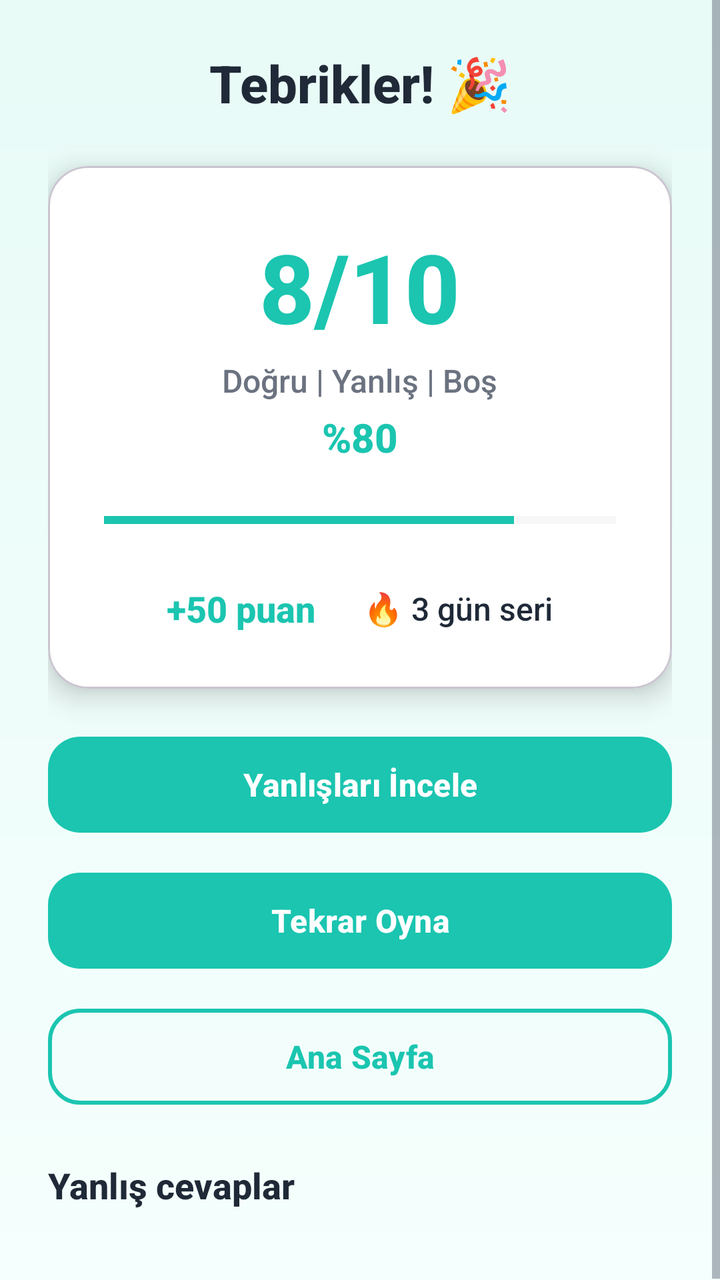
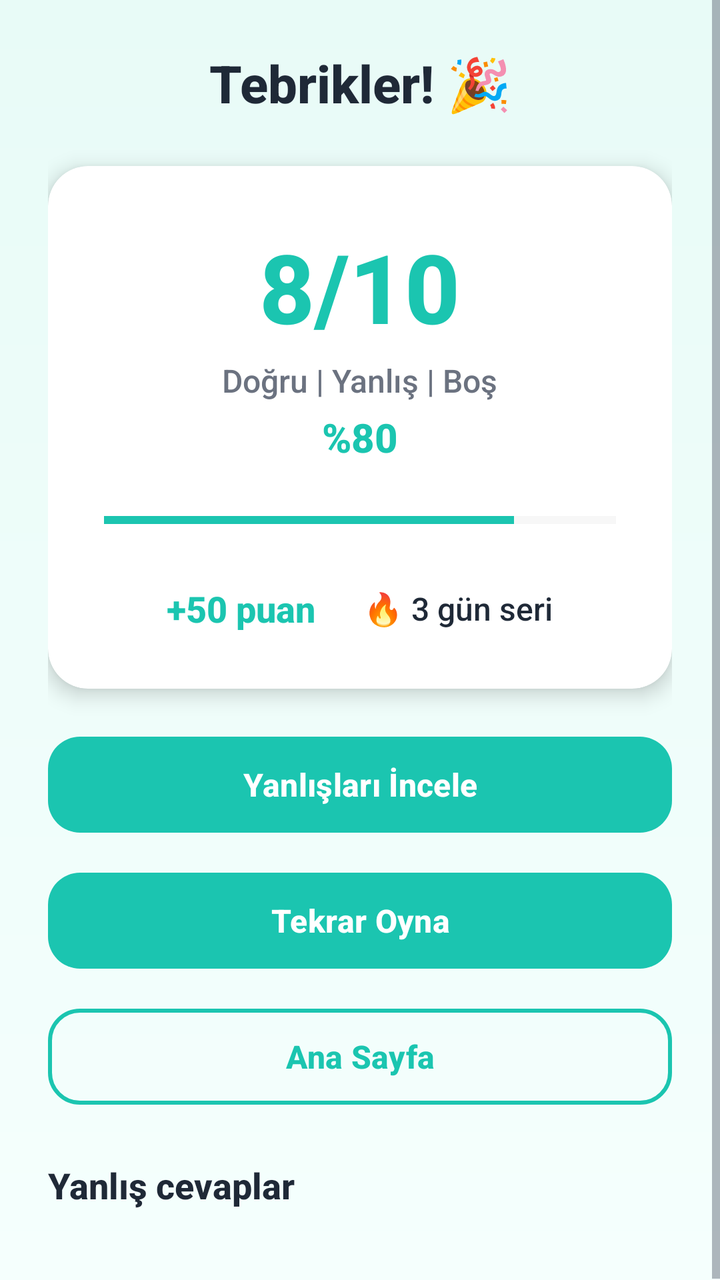

Two renders of the same Android screen: before a commit and after it. Below are the layout's source before the change and the commit's diff.
<!-- AndroidManifest.xml: application theme Theme.BrainBuddy -->
<!-- res/layout/activity_quiz_result.xml -->
<?xml version="1.0" encoding="utf-8"?>
<ScrollView xmlns:android="http://schemas.android.com/apk/res/android"
    xmlns:app="http://schemas.android.com/apk/res-auto"
    android:layout_width="match_parent"
    android:layout_height="match_parent"
    android:background="@drawable/bg_gradient"
    android:fillViewport="true">

    <LinearLayout
        android:layout_width="match_parent"
        android:layout_height="wrap_content"
        android:orientation="vertical"
        android:padding="24dp">

        <TextView
            android:id="@+id/tvTitle"
            android:layout_width="match_parent"
            android:layout_height="wrap_content"
            android:text="Tebrikler! 🎉"
            android:textSize="26sp"
            android:textStyle="bold"
            android:textColor="@color/bb_text"
            android:gravity="center"/>

        <com.google.android.material.card.MaterialCardView
            android:layout_width="match_parent"
            android:layout_height="wrap_content"
            app:cardCornerRadius="20dp"
            app:cardElevation="8dp"
            app:cardBackgroundColor="@color/white"
            android:layout_marginTop="24dp">

            <LinearLayout
                android:layout_width="match_parent"
                android:layout_height="wrap_content"
                android:orientation="vertical"
                android:padding="28dp"
                android:gravity="center">

                <TextView
                    android:id="@+id/tvScoreBig"
                    android:layout_width="wrap_content"
                    android:layout_height="wrap_content"
                    android:text="8/10"
                    android:textSize="48sp"
                    android:textStyle="bold"
                    android:textColor="@color/bb_primary"/>

        <TextView
            android:id="@+id/tvScoreLabel"
            android:layout_width="wrap_content"
            android:layout_height="wrap_content"
            android:text="Doğru | Yanlış | Boş"
            android:textSize="16sp"
            android:textColor="@color/bb_text_muted"
            android:layout_marginTop="4dp"/>

        <TextView
            android:id="@+id/tvPercentage"
            android:layout_width="wrap_content"
            android:layout_height="wrap_content"
            android:text="%80"
            android:textSize="20sp"
            android:textStyle="bold"
            android:textColor="@color/bb_primary"
            android:layout_marginTop="4dp"/>

                <TextView
                    android:id="@+id/tvPassFail"
                    android:layout_width="wrap_content"
                    android:layout_height="wrap_content"
                    android:text="GEÇTİ"
                    android:textSize="18sp"
                    android:textStyle="bold"
                    android:layout_marginTop="8dp"
                    android:visibility="gone"/>

                <ProgressBar
                    android:id="@+id/progressCircle"
                    style="?android:attr/progressBarStyleHorizontal"
                    android:layout_width="match_parent"
                    android:layout_height="wrap_content"
                    android:layout_marginTop="20dp"
                    android:max="100"
                    android:progress="80"
                    android:progressTint="@color/bb_primary"
                    android:progressBackgroundTint="#E0E0E0"/>

                <LinearLayout
                    android:layout_width="match_parent"
                    android:layout_height="wrap_content"
                    android:orientation="horizontal"
                    android:gravity="center"
                    android:layout_marginTop="24dp">

                    <TextView
                        android:id="@+id/tvPoints"
                        android:layout_width="wrap_content"
                        android:layout_height="wrap_content"
                        android:text="+50 puan"
                        android:textSize="18sp"
                        android:textStyle="bold"
                        android:textColor="@color/bb_primary"/>

                    <TextView
                        android:id="@+id/tvStreak"
                        android:layout_width="wrap_content"
                        android:layout_height="wrap_content"
                        android:layout_marginStart="24dp"
                        android:text="🔥 3 gün seri"
                        android:textSize="16sp"
                        android:textColor="@color/bb_text"/>
                </LinearLayout>

                <TextView
                    android:id="@+id/tvLevel"
                    android:layout_width="wrap_content"
                    android:layout_height="wrap_content"
                    android:text="Seviye 1"
                    android:textSize="14sp"
                    android:layout_marginTop="12dp"
                    android:visibility="gone"/>

                <TextView
                    android:id="@+id/tvAnalytics"
                    android:layout_width="match_parent"
                    android:layout_height="wrap_content"
                    android:text=""
                    android:textSize="13sp"
                    android:textColor="@color/bb_text_muted"
                    android:layout_marginTop="12dp"
                    android:visibility="gone"/>
            </LinearLayout>
        </com.google.android.material.card.MaterialCardView>

        <Button
            android:id="@+id/btnRetryWrong"
            style="@style/BB.Button"
            android:layout_width="match_parent"
            android:layout_height="56dp"
            android:layout_marginTop="20dp"
            android:text="Yanlışları İncele"
            android:textAllCaps="false"/>

        <LinearLayout
            android:id="@+id/adRetrySection"
            android:layout_width="match_parent"
            android:layout_height="wrap_content"
            android:orientation="vertical"
            android:visibility="gone"
            android:layout_marginTop="12dp">

            <TextView
                android:id="@+id/tvAdRetryInfo"
                android:layout_width="match_parent"
                android:layout_height="wrap_content"
                android:text="Reklam izleyerek bir yanlış soruyu tekrar cevaplayabilirsin."
                android:textSize="14sp"
                android:textColor="@color/bb_text_muted"
                android:paddingBottom="8dp"/>

            <Button
                android:id="@+id/btnWatchAd"
                style="@style/BBButtonAlt"
                android:layout_width="match_parent"
                android:layout_height="56dp"
                android:text="Reklam İzle → Tekrar Dene"
                android:textAllCaps="false"/>
        </LinearLayout>

        <LinearLayout
            android:id="@+id/remedialRetrySection"
            android:layout_width="match_parent"
            android:layout_height="wrap_content"
            android:orientation="vertical"
            android:visibility="gone"
            android:layout_marginTop="12dp">

            <Button
                android:id="@+id/btnRemedialMiniTest"
                style="@style/BB.Button"
                android:layout_width="match_parent"
                android:layout_height="56dp"
                android:text="Pratik Mini Test"
                android:textAllCaps="false"/>
        </LinearLayout>

        <Button
            android:id="@+id/btnRetryTest"
            style="@style/BB.Button"
            android:layout_width="match_parent"
            android:layout_height="56dp"
            android:layout_marginTop="12dp"
            android:text="Testi Tekrarla"
            android:textAllCaps="false"
            android:visibility="gone"/>

        <Button
            android:id="@+id/btnPlayAgain"
            style="@style/BB.Button"
            android:layout_width="match_parent"
            android:layout_height="56dp"
            android:layout_marginTop="12dp"
            android:text="Tekrar Oyna"
            android:textAllCaps="false"/>

        <Button
            android:id="@+id/btnHome"
            style="@style/BBButtonAlt"
            android:layout_width="match_parent"
            android:layout_height="56dp"
            android:layout_marginTop="12dp"
            android:text="Ana Sayfa"
            android:textAllCaps="false"/>

        <androidx.constraintlayout.widget.ConstraintLayout
            android:id="@+id/wrongSection"
            android:layout_width="match_parent"
            android:layout_height="wrap_content"
            android:layout_marginTop="24dp">

            <TextView
                android:id="@+id/tvWrongTitle"
                android:layout_width="wrap_content"
                android:layout_height="wrap_content"
                android:text="Yanlış cevaplar"
                android:textSize="18sp"
                android:textStyle="bold"
                android:textColor="@color/bb_text"
                app:layout_constraintTop_toTopOf="parent"
                app:layout_constraintStart_toStartOf="parent"/>

            <androidx.recyclerview.widget.RecyclerView
                android:id="@+id/recyclerWrong"
                android:layout_width="match_parent"
                android:layout_height="wrap_content"
                android:layout_marginTop="12dp"
                android:nestedScrollingEnabled="false"
                app:layout_constraintTop_toBottomOf="@id/tvWrongTitle"/>
        </androidx.constraintlayout.widget.ConstraintLayout>

    </LinearLayout>
</ScrollView>
<!-- resources referenced by this layout -->
<resources>
  <color name="bb_primary">#1BC5B0</color>
  <color name="bb_text">#1F2937</color>
  <color name="bb_text_muted">#6B7280</color>
  <color name="white">#FFFFFF</color>
  <!-- drawable bg_gradient (drawable) -->
  <?xml version="1.0" encoding="utf-8"?>
  <layer-list xmlns:android="http://schemas.android.com/apk/res/android">
      <item>
          <shape>
              <gradient
                  android:angle="270"
                  android:startColor="#E8FBF7"
                  android:endColor="#F5FFFD"/>
          </shape>
      </item>
  </layer-list>
  <style name="BB.Button" parent="BBButton" />
  <style name="BBButtonAlt" parent="Widget.Material3.Button.OutlinedButton">
          <item name="android:minHeight">56dp</item>
          <item name="cornerRadius">16dp</item>
          <item name="android:textAllCaps">false</item>
          <item name="android:textColor">@color/bb_primary</item>
          <item name="strokeColor">@color/bb_primary</item>
          <item name="strokeWidth">2dp</item>
      </style>
  <style name="Theme.BrainBuddy" parent="Theme.Material3.Light.NoActionBar">
          <item name="colorPrimary">@color/bb_primary</item>
          <item name="colorOnPrimary">@color/white</item>
          <item name="colorSecondary">@color/bb_secondary</item>
          <item name="colorOnSecondary">@color/white</item>
          <item name="colorTertiary">@color/bb_accent</item>
          <item name="colorOnTertiary">@color/black</item>
          <item name="colorError">@color/bb_error</item>
          <item name="android:windowBackground">@drawable/bg_gradient</item>
          <item name="android:textColorPrimary">@color/bb_text</item>
          <item name="android:textColorSecondary">@color/bb_text_muted</item>
          <item name="materialButtonStyle">@style/BBButton</item>
          <item name="android:fontFamily">sans-serif-medium</item>
      </style>
  <style name="BBButton" parent="Widget.Material3.Button">
          <item name="android:minHeight">56dp</item>
          <item name="android:paddingStart">24dp</item>
          <item name="android:paddingEnd">24dp</item>
          <item name="cornerRadius">16dp</item>
          <item name="android:textAllCaps">false</item>
          <item name="android:textColor">@color/white</item>
          <item name="android:textSize">16sp</item>
          <item name="android:textStyle">bold</item>
          <item name="backgroundTint">@color/bb_primary</item>
      </style>
  <color name="bb_secondary">#00897B</color>
  <color name="bb_accent">#FFC107</color>
  <color name="black">#000000</color>
  <color name="bb_error">#FF5252</color>
</resources>

<!-- the commit's change to res/layout/activity_quiz_result.xml (unified diff, before → after) -->
@@ -23,10 +23,9 @@
             android:gravity="center"/>
 
         <com.google.android.material.card.MaterialCardView
-            android:layout_width="match_parent"
-            android:layout_height="wrap_content"
-            app:cardCornerRadius="20dp"
-            app:cardElevation="8dp"
+            style="@style/BB.HomeCard"
+            android:layout_width="match_parent"
+            android:layout_height="wrap_content"
             app:cardBackgroundColor="@color/white"
             android:layout_marginTop="24dp">
 
@@ -154,7 +153,7 @@
                 android:id="@+id/tvAdRetryInfo"
                 android:layout_width="match_parent"
                 android:layout_height="wrap_content"
-                android:text="Reklam izleyerek bir yanlış soruyu tekrar cevaplayabilirsin."
+                android:text="@string/ad_retry_info"
                 android:textSize="14sp"
                 android:textColor="@color/bb_text_muted"
                 android:paddingBottom="8dp"/>
@@ -164,7 +163,7 @@
                 style="@style/BBButtonAlt"
                 android:layout_width="match_parent"
                 android:layout_height="56dp"
-                android:text="Reklam İzle → Tekrar Dene"
+                android:text="@string/ad_watch_retry"
                 android:textAllCaps="false"/>
         </LinearLayout>
 
@@ -181,7 +180,7 @@
                 style="@style/BB.Button"
                 android:layout_width="match_parent"
                 android:layout_height="56dp"
-                android:text="Pratik Mini Test"
+                android:text="@string/btn_remedial_mini"
                 android:textAllCaps="false"/>
         </LinearLayout>
 
<!-- resource entries referenced after the edit -->
@@ -16,7 +16,15 @@
           </shape>
       </item>
   </layer-list>
+  <string name="ad_retry_info">Reklam izleyerek bir yanlış soruyu tekrar cevaplayabilirsin.</string>
+  <string name="ad_watch_retry">Reklam İzle → Tekrar Dene</string>
+  <string name="btn_remedial_mini">Pratik Mini Test</string>
   <style name="BB.Button" parent="BBButton" />
+  <style name="BB.HomeCard" parent="Widget.Material3.CardView.Elevated">
+          <item name="cardCornerRadius">@dimen/card_corner_radius</item>
+          <item name="cardElevation">@dimen/card_elevation</item>
+          <item name="cardBackgroundColor">@color/bb_card</item>
+      </style>
   <style name="BBButtonAlt" parent="Widget.Material3.Button.OutlinedButton">
           <item name="android:minHeight">56dp</item>
           <item name="cornerRadius">16dp</item>
@@ -50,6 +58,9 @@
           <item name="android:textStyle">bold</item>
           <item name="backgroundTint">@color/bb_primary</item>
       </style>
+  <dimen name="card_corner_radius">20dp</dimen>
+  <dimen name="card_elevation">6dp</dimen>
+  <color name="bb_card">#FFFFFF</color>
   <color name="bb_secondary">#00897B</color>
   <color name="bb_accent">#FFC107</color>
   <color name="black">#000000</color>
